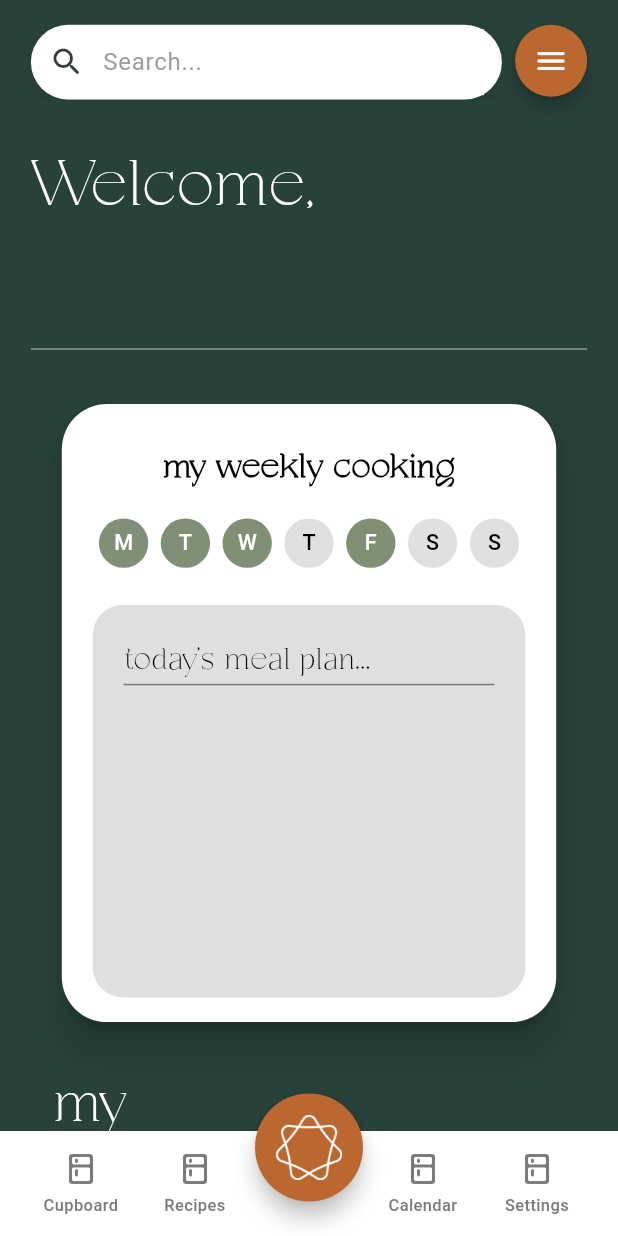
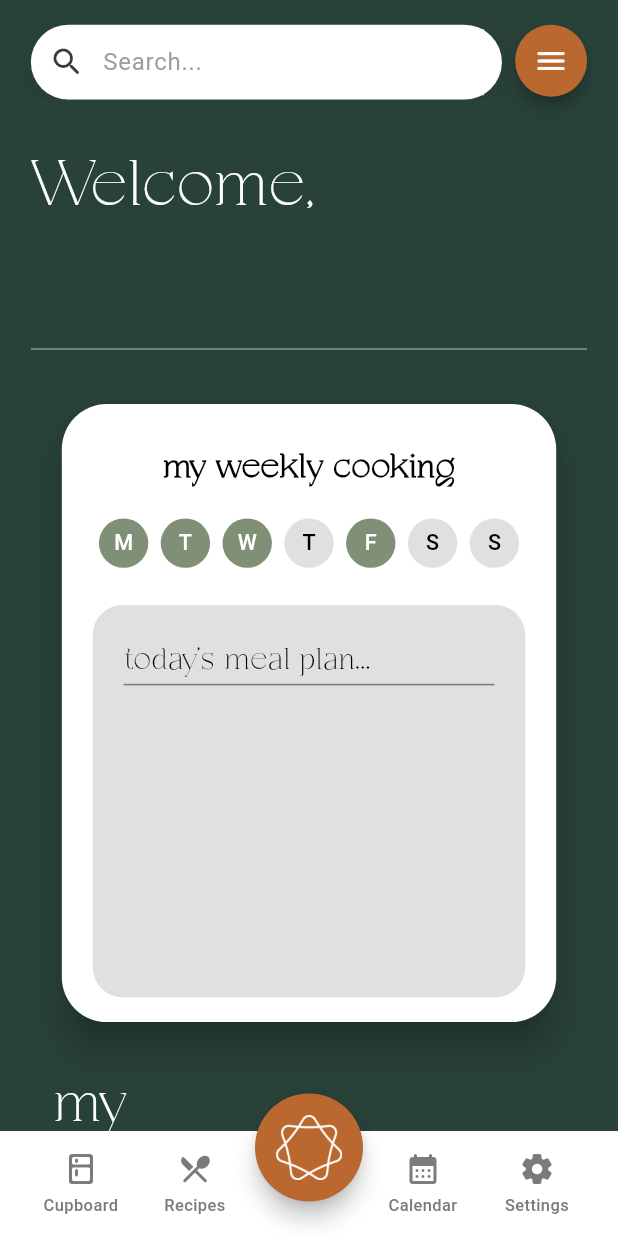
Before and after one commit to LuciaSchlegel/ai.cook, a Flutter app: the MainScreen screen opened directly, on a phone screen of 412 x 824 dp. Run offline on Flutter 3.47's test engine with Material 3 defaults, Android fonts, the phone set to English and light mode, and no system bars; our stand-ins replace animate_do, animated_text_kit, firebase_auth, firebase_core, flutter_dotenv, flutter_svg and 3 more; accounts and stored records are empty; network calls fail; Roboto replaces fonts that are missing (SFProDisplay); project files that could hold a hidden picture were left out.

Commit message:
auth screens ok

```diff
--- a/lib/screens/auth/0_login/login_screen.dart
+++ b/lib/screens/auth/0_login/login_screen.dart
@@ -43,9 +43,6 @@ class _LoginScreenState extends State<LoginScreen> {
         );
       },
       onError: (msg, {exception}) async {
-        if (Navigator.of(context, rootNavigator: true).canPop()) {
-          Navigator.of(context, rootNavigator: true).pop();
-        }
         await Future.delayed(const Duration(milliseconds: 100));
         if (mounted && exception?.code == 'user-not-found') {
           await handleExistingEmail(
--- a/lib/screens/auth/logic/sign_up_controller.dart
+++ b/lib/screens/auth/logic/sign_up_controller.dart
@@ -21,7 +21,6 @@ Future<void> handleRegister({
     );
     return;
   }
-
   await AuthService.register(
     context: context,
     email: email,
@@ -44,10 +43,6 @@ Future<void> handleRegister({
       );
     },
     onError: (msg, {exception}) async {
-      if (Navigator.of(context, rootNavigator: true).canPop()) {
-        Navigator.of(context, rootNavigator: true).pop();
-      }
-
       if (exception != null && exception.code == 'email-already-in-use') {
         if (context.mounted) {
           debugPrint('Mostrando diálogo de email ya en uso');
--- a/lib/screens/cupboard/cupboard_screen.dart
+++ b/lib/screens/cupboard/cupboard_screen.dart
@@ -48,9 +48,7 @@ class _CupboardScreenState extends State<CupboardScreen> {
     await showIngredientDialog(
       context: context,
       userIng: userIng,
-      onChanged: () {
-        if (mounted) setState(() {});
-      },
+      onChanged: () {},
     );
   }
 
--- a/lib/screens/main/helpers/tabs.dart
+++ b/lib/screens/main/helpers/tabs.dart
@@ -37,35 +37,57 @@ class _PageData {
   });
 }
 
-final _iconStyling = IconProperties(
-  icon: Icons.kitchen_rounded,
-  size: 24,
-  activeSize: 25,
-  activeColor: AppColors.orange,
-  inactiveColor: const Color.fromARGB(255, 123, 123, 123),
-  activeShadowRadius: 8,
-  activeShadowColor: AppColors.orange.withOpacity(0.1),
-);
-
 final List<_PageData> pages = [
   _PageData(
     title: 'Cupboard',
-    icon: _iconStyling,
+    icon: IconProperties(
+      icon: Icons.kitchen_rounded,
+      size: 24,
+      activeSize: 28,
+      activeColor: AppColors.orange,
+      inactiveColor: const Color.fromARGB(255, 123, 123, 123),
+      activeShadowRadius: 8,
+      activeShadowColor: AppColors.orange.withOpacity(0.1),
+    ),
     widget: const CupboardScreen(),
   ),
   _PageData(
     title: 'Recipes',
-    icon: _iconStyling,
+    icon: IconProperties(
+      icon: Icons.restaurant_menu_rounded,
+      size: 24,
+      activeSize: 28,
+      activeColor: AppColors.orange,
+      inactiveColor: const Color.fromARGB(255, 123, 123, 123),
+      activeShadowRadius: 8,
+      activeShadowColor: AppColors.orange.withOpacity(0.1),
+    ),
     widget: const RecipesScreen(),
   ),
   _PageData(
     title: 'Calendar',
-    icon: _iconStyling,
+    icon: IconProperties(
+      icon: Icons.calendar_month_rounded,
+      size: 24,
+      activeSize: 28,
+      activeColor: AppColors.orange,
+      inactiveColor: const Color.fromARGB(255, 123, 123, 123),
+      activeShadowRadius: 8,
+      activeShadowColor: AppColors.orange.withOpacity(0.1),
+    ),
     widget: const CalendarScreen(),
   ),
   _PageData(
     title: 'Settings',
-    icon: _iconStyling,
+    icon: IconProperties(
+      icon: Icons.settings_rounded,
+      size: 24,
+      activeSize: 28,
+      activeColor: AppColors.orange,
+      inactiveColor: const Color.fromARGB(255, 123, 123, 123),
+      activeShadowRadius: 8,
+      activeShadowColor: AppColors.orange.withOpacity(0.1),
+    ),
     widget: const SettingsScreen(),
   ),
 ];
--- a/lib/screens/main/widgets/build_tab.dart
+++ b/lib/screens/main/widgets/build_tab.dart
@@ -50,7 +50,8 @@ class TabItem extends StatelessWidget {
             child: Icon(icon.icon, size: iconSize, color: iconColor),
           ),
           const SizedBox(height: 4),
-          Text(
+          Flexible(
+            child: Text(
               label,
               style: TextStyle(
                 color: color,
@@ -58,7 +59,9 @@ class TabItem extends StatelessWidget {
                 fontWeight: FontWeight.w500,
               ),
               overflow: TextOverflow.ellipsis,
+              maxLines: 1,
               textAlign: TextAlign.center,
+            ),
           ),
         ],
       ),
```
Also changed, not shown: lib/main.dart (+24 -9 lines), lib/providers/ingredients_provider.dart (+11 -10 lines), lib/screens/auth/logic/error_handler.dart (+20 -28 lines), 1 other file. Lines whose indentation alone changed are shown as unchanged.
